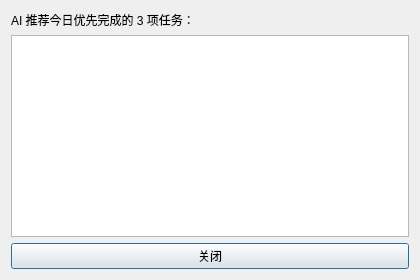
This is src/ui/top3popupdialog.ui in zengxiangfu1985/ToDoList as Qt 5 draws it before an edit. The edited form follows.
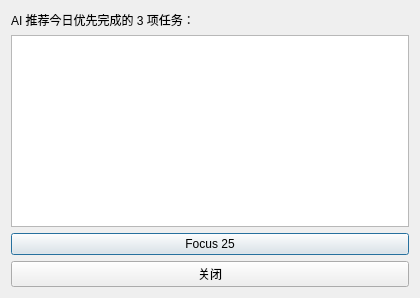
This is the edited form. Custom widgets are drawn as their Qt base class.

Diff of the .ui file:
```diff
--- a/src/ui/top3popupdialog.ui
+++ b/src/ui/top3popupdialog.ui
@@ -22,6 +22,13 @@
    <item>
     <widget class="Top3ListWidget" name="listTop3"/>
    </item>
+    <item>
+     <widget class="QPushButton" name="btnFocus25">
+      <property name="text">
+       <string>Focus 25</string>
+      </property>
+     </widget>
+    </item>
    <item>
     <widget class="QPushButton" name="btnClose">
      <property name="text">
```
Lines whose indentation alone changed are shown as unchanged.
